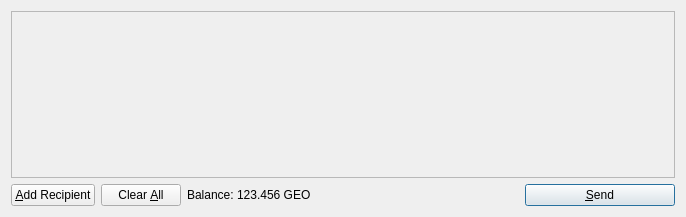
Pixocoin/Pixo-Cash, file src/qt/forms/sendcoinsdialog.ui: the form before one commit.
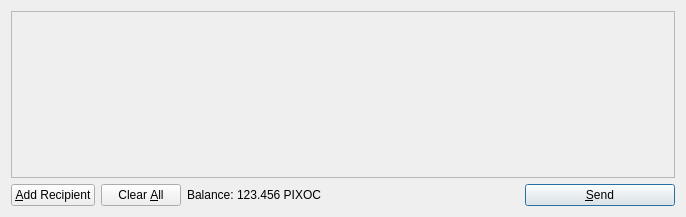
The form after the commit. Icons and pictures are not drawn.

```diff
--- a/src/qt/forms/sendcoinsdialog.ui
+++ b/src/qt/forms/sendcoinsdialog.ui
@@ -119,7 +119,7 @@
           <cursorShape>IBeamCursor</cursorShape>
          </property>
          <property name="text">
-          <string>123.456 GEO</string>
+          <string>123.456 PIXOC</string>
          </property>
          <property name="textInteractionFlags">
           <set>Qt::LinksAccessibleByMouse|Qt::TextSelectableByKeyboard|Qt::TextSelectableByMouse</set>
```
